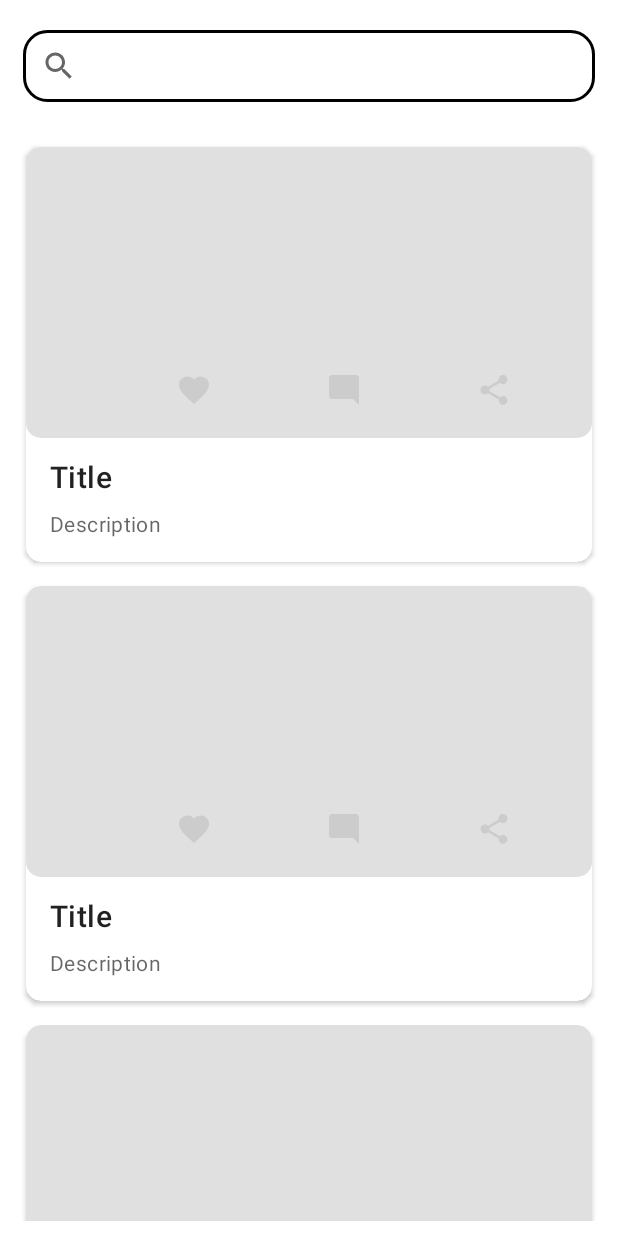
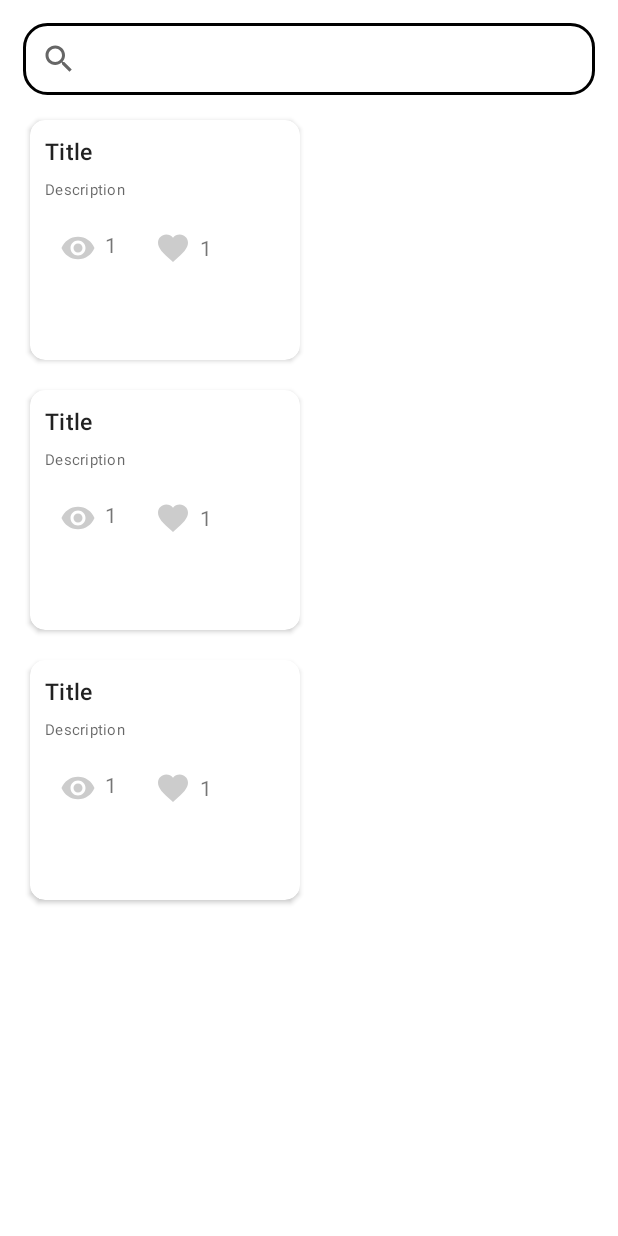
Before and after one commit to willnode/beehave-social, an Android app: the layout fragment_social_media.xml on its own in the app's theme, with its tools: preview values and no code run, on a phone screen of 412 x 824 dp. Run offline under Robolectric (Android 15) with nearby library versions, the phone set to English and light mode, and no system bars; network calls fail.

Commit message:
Home Social Media

```diff
--- a/frontend/app/src/main/java/com/beehavesocial/capstone/view/profile/ProfileViewModel.kt
+++ b/frontend/app/src/main/java/com/beehavesocial/capstone/view/profile/ProfileViewModel.kt
@@ -20,6 +20,8 @@ class ProfileViewModel  @Inject constructor(
     val responseProfile = MutableLiveData<ProfileUser>()
     val action = MutableLiveData<String>()
 
+
+
     fun getProfile(){
         viewModelScope.launch {
             when (val response = mainRepository.getProfileUser("Bearer "+Constant.BEARER)) {
--- /dev/null
+++ b/frontend/app/src/main/res/drawable/ic_rating.xml
@@ -0,0 +1,5 @@
+<vector android:height="24dp" android:tint="#CCCCCC"
+    android:viewportHeight="24" android:viewportWidth="24"
+    android:width="24dp" xmlns:android="http://schemas.android.com/apk/res/android">
+    <path android:fillColor="@android:color/white" android:pathData="M12,21.35l-1.45,-1.32C5.4,15.36 2,12.28 2,8.5 2,5.42 4.42,3 7.5,3c1.74,0 3.41,0.81 4.5,2.09C13.09,3.81 14.76,3 16.5,3 19.58,3 22,5.42 22,8.5c0,3.78 -3.4,6.86 -8.55,11.54L12,21.35z"/>
+</vector>
--- /dev/null
+++ b/frontend/app/src/main/res/drawable/ic_viewers.xml
@@ -0,0 +1,5 @@
+<vector android:height="24dp" android:tint="#CCCCCC"
+    android:viewportHeight="24" android:viewportWidth="24"
+    android:width="24dp" xmlns:android="http://schemas.android.com/apk/res/android">
+    <path android:fillColor="@android:color/white" android:pathData="M12,4.5C7,4.5 2.73,7.61 1,12c1.73,4.39 6,7.5 11,7.5s9.27,-3.11 11,-7.5c-1.73,-4.39 -6,-7.5 -11,-7.5zM12,17c-2.76,0 -5,-2.24 -5,-5s2.24,-5 5,-5 5,2.24 5,5 -2.24,5 -5,5zM12,9c-1.66,0 -3,1.34 -3,3s1.34,3 3,3 3,-1.34 3,-3 -1.34,-3 -3,-3z"/>
+</vector>
--- a/frontend/app/src/main/res/layout/activity_home.xml
+++ b/frontend/app/src/main/res/layout/activity_home.xml
@@ -5,7 +5,6 @@
     android:id="@+id/container"
     android:layout_width="match_parent"
     android:layout_height="match_parent"
-    android:paddingTop="?attr/actionBarSize"
     tools:context=".view.HomeActivity">
 
 
@@ -22,10 +21,8 @@
     <com.google.android.material.bottomnavigation.BottomNavigationView
         android:id="@+id/bottom_navigation"
         style="@style/Widget.AppCompat.Button.Colored"
-        android:layout_width="0dp"
+        android:layout_width="wrap_content"
         android:layout_height="wrap_content"
-        android:layout_marginStart="0dp"
-        android:layout_marginEnd="0dp"
         app:layout_constraintBottom_toBottomOf="parent"
         app:layout_constraintLeft_toLeftOf="parent"
         app:layout_constraintRight_toRightOf="parent"
--- a/frontend/app/src/main/res/layout/fragment_social_media.xml
+++ b/frontend/app/src/main/res/layout/fragment_social_media.xml
@@ -12,11 +12,10 @@
         android:layout_width="match_parent"
         android:layout_height="wrap_content"
         android:layout_marginHorizontal="15dp"
-        android:layout_marginBottom="596dp"
         android:background="@drawable/shape"
         android:clickable="true"
-        app:queryHint="@string/search"
-        android:layout_marginTop="20dp"/>
+        android:layout_marginTop="15dp"
+        app:queryHint="@string/search" />
 
 <androidx.recyclerview.widget.RecyclerView
     android:id="@+id/lv_social_media"
@@ -24,6 +23,6 @@
     android:layout_height="match_parent"
     android:padding="10dp"
     tools:listitem="@layout/item_social_media"
-    android:layout_marginTop="80dp"/>
+    android:layout_marginTop="60dp"/>
 
 </RelativeLayout>
--- a/frontend/app/src/main/res/layout/item_social_media.xml
+++ b/frontend/app/src/main/res/layout/item_social_media.xml
@@ -2,82 +2,70 @@
 <androidx.cardview.widget.CardView xmlns:android="http://schemas.android.com/apk/res/android"
     xmlns:app="http://schemas.android.com/apk/res-auto"
     android:id="@+id/cd_socialmedia"
-    android:layout_width="match_parent"
-    android:layout_height="wrap_content"
-    android:layout_marginHorizontal="7dp"
-    android:layout_marginVertical="8dp"
-    android:background="@drawable/rounder"
+    android:layout_width="180dp"
+    android:layout_height="160dp"
+   android:layout_margin="10dp"
     android:orientation="vertical"
     app:cardCornerRadius="10dp"
-    app:elevation="2dp"
-    app:strokeWidth="2dp">
+    app:strokeWidth="4dp"
+    android:padding="10dp"
+    app:cardBackgroundColor="@color/white">
+
 
     <RelativeLayout
-        android:id="@+id/ll_media"
-        android:layout_width="match_parent"
-        android:layout_height="200dp">
-
-        <ImageView
-            android:id="@+id/iv_media"
-            android:layout_width="match_parent"
-            android:layout_height="194dp"
-            android:background="@drawable/rounder"
-            android:contentDescription="@string/media"
-            android:scaleType="centerCrop" />
-
-        <ToggleButton
-            android:id="@+id/tb_favorite"
-            android:layout_width="24dp"
-            android:layout_height="24dp"
-            android:layout_marginHorizontal="100dp"
-            android:layout_marginVertical="150dp"
-            android:background="@drawable/favorite_toggle"
-            android:focusable="false"
-            android:focusableInTouchMode="false"
-            android:textOff=""
-            android:textOn="" />
-
-        <ImageButton
-            android:id="@+id/ib_comment"
-            android:layout_width="wrap_content"
-            android:layout_height="wrap_content"
-            android:layout_marginHorizontal="200dp"
-            android:layout_marginVertical="150dp"
-            android:background="@drawable/ic_comment" />
-
-        <ImageButton
-            android:id="@+id/ib_share"
-            android:layout_width="wrap_content"
-            android:layout_height="wrap_content"
-            android:layout_marginHorizontal="300dp"
-            android:layout_marginVertical="150dp"
-            android:background="@drawable/ic_share" />
-    </RelativeLayout>
-
-    <LinearLayout
         android:layout_width="match_parent"
         android:layout_height="wrap_content"
         android:layout_below="@+id/ll_social"
-        android:layout_marginTop="190dp"
-        android:orientation="vertical"
-        android:padding="16dp">
+        android:padding="10dp">
 
         <TextView
             android:id="@+id/tv_title"
-            android:layout_width="wrap_content"
+            android:layout_width="300dp"
             android:layout_height="wrap_content"
             android:text="@string/title"
+            android:textSize="15sp"
             android:textAppearance="?attr/textAppearanceHeadline6" />
 
         <TextView
+            android:id="@+id/tv_viewers"
+            android:layout_width="wrap_content"
+            android:layout_height="wrap_content"
+            android:drawablePadding="6dp"
+            android:drawableLeft="@drawable/ic_viewers"
+            android:layout_below="@+id/tv_desctiption"
+            android:layout_marginTop="20dp"
+            android:layout_marginStart="10dp"
+            android:text="1"/>
+
+        <TextView
             android:id="@+id/tv_desctiption"
-            android:layout_width="wrap_content"
+            android:layout_width="300dp"
             android:layout_height="wrap_content"
             android:layout_marginTop="8dp"
             android:text="@string/description"
+            android:layout_below="@+id/tv_title"
             android:textAppearance="?attr/textAppearanceBody2"
-            android:textColor="?android:attr/textColorSecondary" />
+            android:textSize="10sp"
+            android:textColor="?android:attr/textColorSecondary"
+            android:maxLines="3"
+            android:ellipsize="end"
+            />
 
-    </LinearLayout>
+        <TextView
+            android:id="@+id/tv_rating"
+            android:layout_width="wrap_content"
+            android:layout_height="wrap_content"
+            android:layout_below="@+id/tv_desctiption"
+            android:text="1"
+            android:drawablePadding="6dp"
+            android:drawableLeft="@drawable/ic_rating"
+            android:layout_toRightOf="@+id/tv_viewers"
+            android:layout_marginTop="20dp"
+            android:layout_marginStart="25dp"
+            android:layout_marginEnd="10dp"
+            android:gravity="center"
+            />
+
+    </RelativeLayout>
 
 </androidx.cardview.widget.CardView>
```
Also changed, not shown: frontend/app/src/main/java/com/beehavesocial/capstone/api/ApiService.kt (+8 -1 lines), frontend/app/src/main/java/com/beehavesocial/capstone/fragment/SocialMediaFragment.kt (+36 -38 lines), frontend/app/src/main/java/com/beehavesocial/capstone/repository/MainRepository.kt (+12 -0 lines), frontend/app/src/main/java/com/beehavesocial/capstone/view/article/ArticleAdapter.kt (added, +45 -0 lines), frontend/app/src/main/java/com/beehavesocial/capstone/view/article/ArticleViewModel.kt (added, +42 -0 lines).
